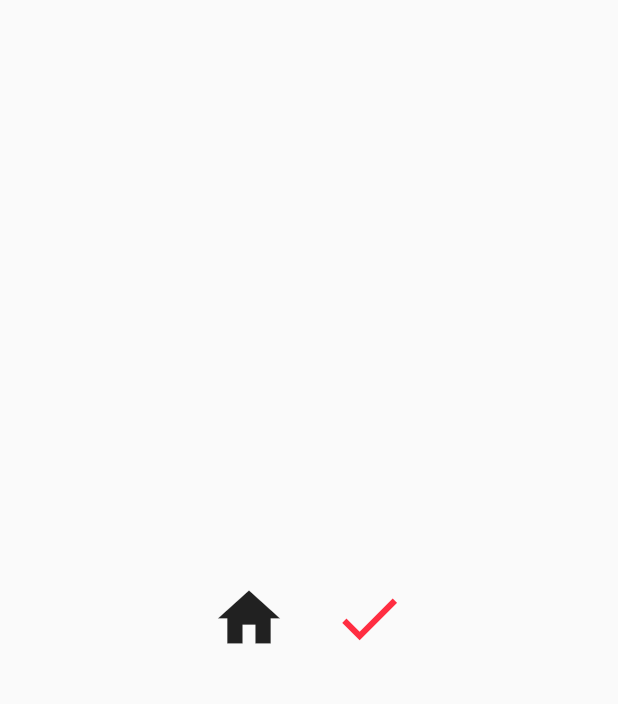
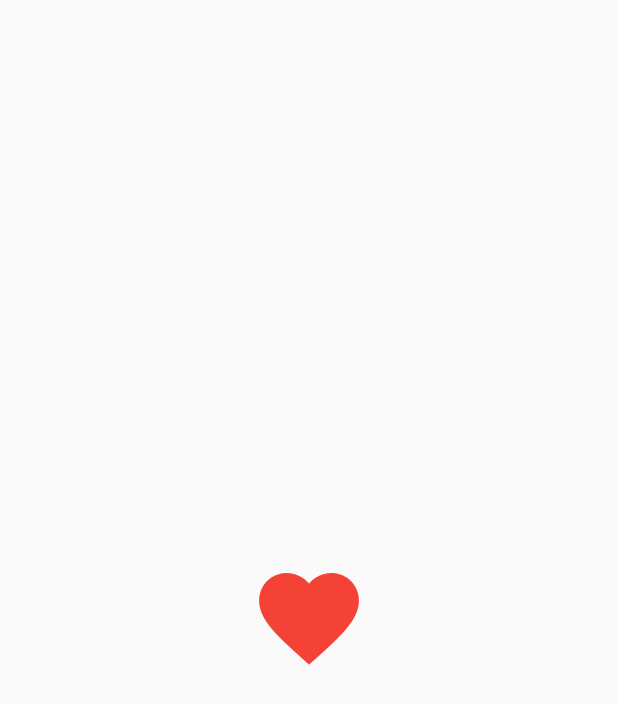
Before and after one commit to zobair/FlutterWidgets, a Flutter app: the screen it shows after launch, on a phone screen of 412 x 824 dp. Shown: the top 704 px of the screen. Run offline on Flutter 3.47's test engine with Material 2 defaults, Android fonts, the phone set to English and light mode, and no system bars.

Commit message:
use IconButton

```diff
--- a/lib/main.dart
+++ b/lib/main.dart
@@ -20,27 +20,37 @@ class MyApp extends StatelessWidget {
   }
 }
 
-class Home extends StatelessWidget {
+class Home extends StatefulWidget {
   const Home({Key? key}) : super(key: key);
+
+  @override
+  _HomeState createState() => _HomeState();
+}
+
+class _HomeState extends State<Home> {
+  bool isFavorit = false;
+
+  IconData favoritToggle() {
+    if (isFavorit) {
+      return Icons.favorite_outline;
+    }
+
+    return Icons.favorite;
+  }
 
   @override
   Widget build(BuildContext context) {
     return Scaffold(
       body: Center(
-        child: Row(
-          mainAxisAlignment: MainAxisAlignment.center,
-          children: [
-            Icon(
-              Icons.home,
-              size: 50.0,
-            ),
-            SizedBox(width: 30.0),
-            Icon(
-              Icons.done,
-              size: 50.0,
-              color: Color(0xFFff2d41),
-            )
-          ],
+        child: IconButton(
+          icon: Icon(favoritToggle()),
+          iconSize: 80.0,
+          color: Colors.red,
+          onPressed: () {
+            setState(() {
+              isFavorit = !isFavorit;
+            });
+          },
         ),
       ),
     );
```
